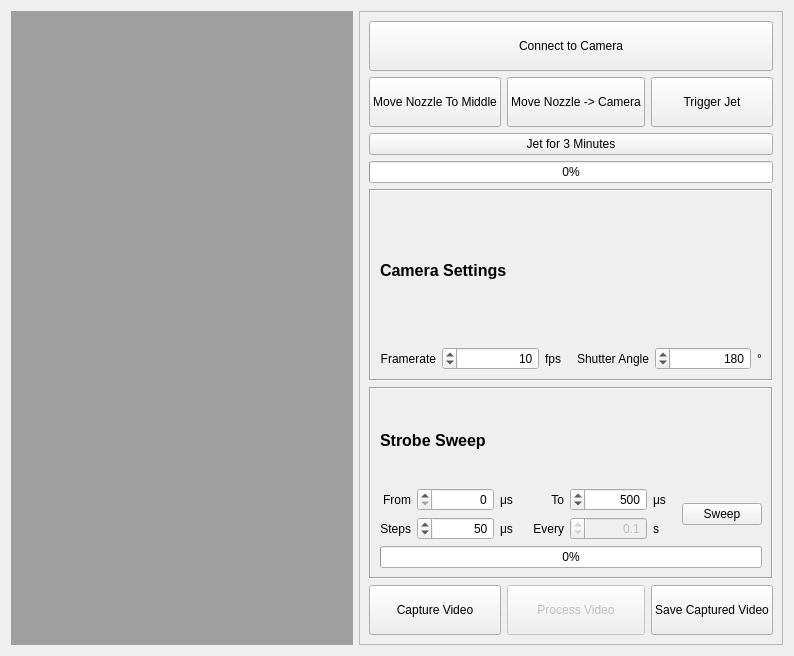
Old version of the form src/ui/dropletobservationwidget.ui in the repository BYUCreateResearchLab/CREATE_LAB_Binder_Jet_Printer.
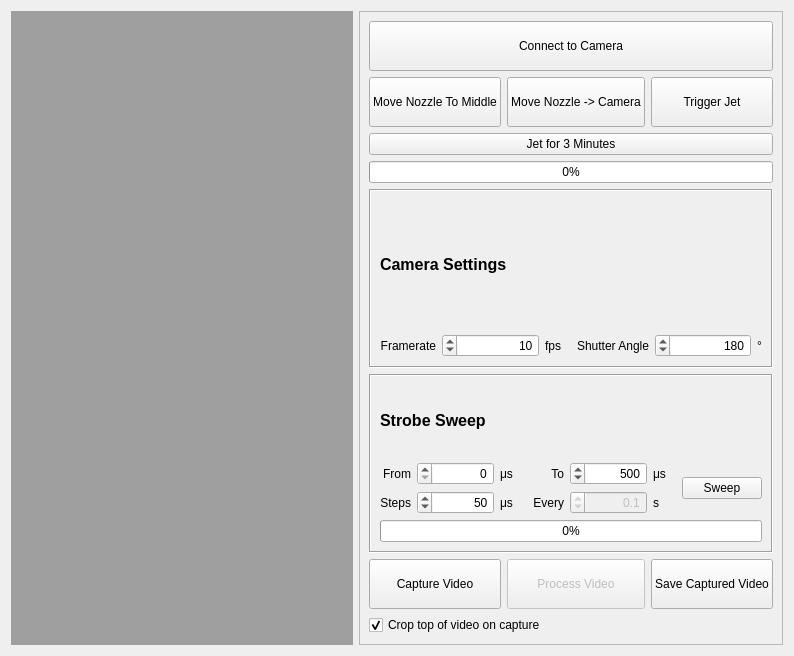
New version of the form.

Commit message: crop checkbox

Patch:
```diff
--- a/src/ui/dropletobservationwidget.ui
+++ b/src/ui/dropletobservationwidget.ui
@@ -467,6 +467,16 @@
         </property>
        </widget>
       </item>
+      <item row="17" column="0" colspan="2">
+       <widget class="QCheckBox" name="cropCheckBox">
+        <property name="text">
+         <string>Crop top of video on capture</string>
+        </property>
+        <property name="checked">
+         <bool>true</bool>
+        </property>
+       </widget>
+      </item>
      </layout>
     </widget>
    </item>
```
Left out of the diff: 190 changed lines with no effect on the pictures. The commit also changes 1 other file.
